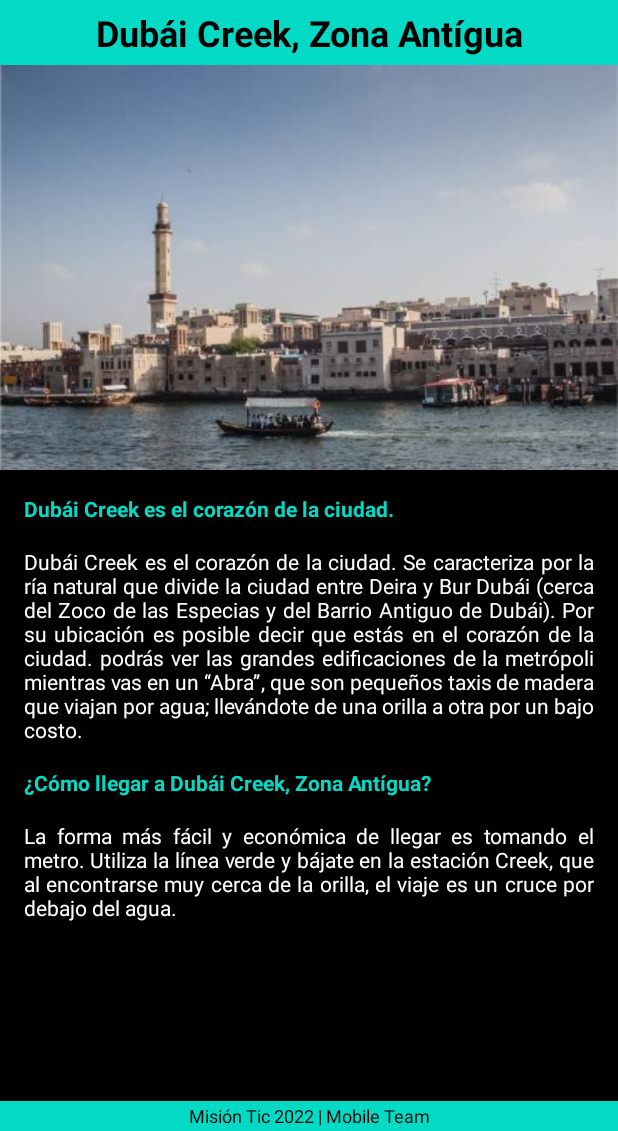
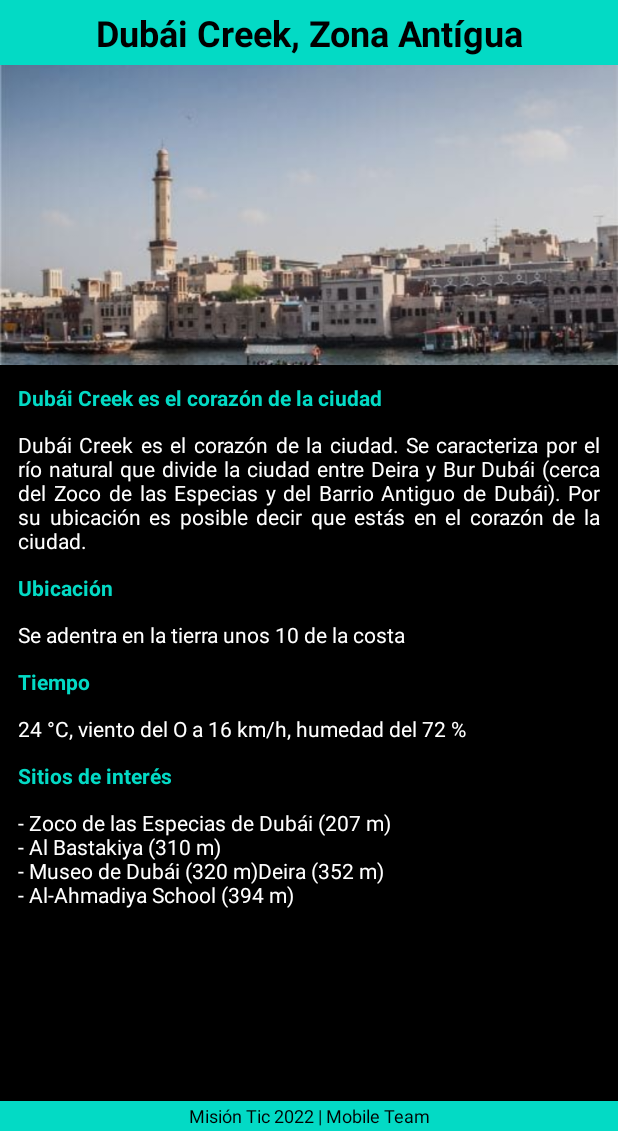
Before and after one commit to juandiego07/AppMisionTIC, an Android app: the screen it shows after launch (MainActivity), on a phone screen of 412 x 824 dp, the part 105-1236 px from its top. Run offline under Robolectric (Android 15) with nearby library versions, the phone set to English and light mode, and no system bars.

Commit message:
Actualización de interfaz del POI

```diff
--- a/app/src/main/res/layout/activity_main.xml
+++ b/app/src/main/res/layout/activity_main.xml
@@ -58,7 +58,7 @@
     <ImageView
         android:id="@+id/iv_dubai_1"
         android:layout_width="match_parent"
-        android:layout_height="270dp"
+        android:layout_height="200dp"
         android:scaleType="centerCrop"
         app:layout_constraintEnd_toEndOf="parent"
         app:layout_constraintStart_toStartOf="parent"
@@ -69,8 +69,8 @@
         android:id="@+id/tv_Subtitulo"
         android:layout_width="match_parent"
         android:layout_height="wrap_content"
-        android:layout_margin="16dp"
-        android:text="Dubái Creek es el corazón de la ciudad."
+        android:layout_margin="12dp"
+        android:text="Dubái Creek es el corazón de la ciudad"
         android:textColor="@color/teal_200"
         android:textStyle="bold"
         app:layout_constraintStart_toStartOf="parent"
@@ -80,15 +80,9 @@
         android:id="@+id/tv_detalle"
         android:layout_width="match_parent"
         android:layout_height="wrap_content"
-        android:layout_margin="16dp"
+        android:layout_margin="12dp"
         android:justificationMode="inter_word"
-        android:text="Dubái Creek es el corazón de la ciudad.
-Se caracteriza por la ría natural que divide la ciudad entre
-Deira y Bur Dubái (cerca del Zoco de las Especias y del Barrio Antiguo de Dubái).
-Por su ubicación es posible decir que estás en el corazón de la ciudad.
-podrás ver las grandes edificaciones de la metrópoli mientras vas en un “Abra”,
-que son pequeños taxis de madera que viajan por agua; llevándote de una orilla a
-otra por un bajo costo. "
+        android:text="@string/descripcion_1"
         android:textColor="@color/white"
         app:layout_constraintStart_toStartOf="parent"
         app:layout_constraintTop_toBottomOf="@id/tv_Subtitulo" />
@@ -97,8 +91,8 @@ otra por un bajo costo. "
         android:id="@+id/tv_Subtitulo2"
         android:layout_width="match_parent"
         android:layout_height="wrap_content"
-        android:layout_margin="16dp"
-        android:text="¿Cómo llegar a Dubái Creek, Zona Antígua?"
+        android:layout_margin="12dp"
+        android:text="Ubicación"
         android:textColor="@color/teal_200"
         android:textStyle="bold"
         app:layout_constraintStart_toStartOf="parent"
@@ -108,14 +102,58 @@ otra por un bajo costo. "
         android:id="@+id/tv_detalle2"
         android:layout_width="match_parent"
         android:layout_height="wrap_content"
-        android:layout_margin="16dp"
+        android:layout_margin="12dp"
         android:justificationMode="inter_word"
-        android:text="La forma más fácil y económica de llegar es tomando el metro.
-Utiliza la línea verde y bájate en la estación Creek, que al encontrarse
-muy cerca de la orilla, el viaje es un cruce por debajo del agua."
+        android:text="@string/ubicacion_1"
         android:textColor="@color/white"
         app:layout_constraintStart_toStartOf="parent"
         app:layout_constraintTop_toBottomOf="@id/tv_Subtitulo2" />
+
+    <TextView
+        android:id="@+id/tv_Subtitulo3"
+        android:layout_width="match_parent"
+        android:layout_height="wrap_content"
+        android:layout_margin="12dp"
+        android:layout_marginStart="72dp"
+        android:layout_marginTop="136dp"
+        android:text="Tiempo"
+        android:textColor="@color/teal_200"
+        android:textStyle="bold"
+        app:layout_constraintStart_toStartOf="parent"
+        app:layout_constraintTop_toBottomOf="@id/tv_detalle2" />
+
+    <TextView
+        android:id="@+id/tv_detalle3"
+        android:layout_width="match_parent"
+        android:layout_height="wrap_content"
+        android:layout_margin="12dp"
+        android:justificationMode="inter_word"
+        android:text="@string/tiempo_1"
+        android:textColor="@color/white"
+        app:layout_constraintStart_toStartOf="parent"
+        app:layout_constraintTop_toBottomOf="@id/tv_Subtitulo3" />
+
+    <TextView
+        android:id="@+id/tv_Subtitulo4"
+        android:layout_width="match_parent"
+        android:layout_height="wrap_content"
+        android:layout_margin="12dp"
+        android:text="Sitios de interés"
+        android:textColor="@color/teal_200"
+        android:textStyle="bold"
+        app:layout_constraintStart_toStartOf="parent"
+        app:layout_constraintTop_toBottomOf="@id/tv_detalle3" />
+
+    <TextView
+        android:id="@+id/tv_detalle4"
+        android:layout_width="match_parent"
+        android:layout_height="wrap_content"
+        android:layout_margin="12dp"
+        android:justificationMode="inter_word"
+        android:text="@string/sitios_1"
+        android:textColor="@color/white"
+        app:layout_constraintStart_toStartOf="parent"
+        app:layout_constraintTop_toBottomOf="@id/tv_Subtitulo4" />
 
     <TextView
         android:layout_width="match_parent"
--- a/app/src/main/res/values/strings.xml
+++ b/app/src/main/res/values/strings.xml
@@ -1,3 +1,14 @@
 <resources>
     <string name="app_name">TouristicSites</string>
+    <string name="descripcion_1">Dubái Creek es el corazón de la ciudad.
+Se caracteriza por el río natural que divide la ciudad entre
+Deira y Bur Dubái (cerca del Zoco de las Especias y del Barrio Antiguo de Dubái).
+Por su ubicación es posible decir que estás en el corazón de la ciudad.</string>
+
+    <string name="ubicacion_1">Se adentra en la tierra unos 10  de la costa</string>
+
+    <string name="tiempo_1">24 °C, viento del O a 16 km/h, humedad del 72 %</string>
+
+    <string name="sitios_1">- Zoco de las Especias de Dubái (207 m) \n- Al Bastakiya (310 m)\n- Museo de Dubái (320 m)Deira (352 m) \n- Al-Ahmadiya School (394 m)</string>
+
 </resources>
```
